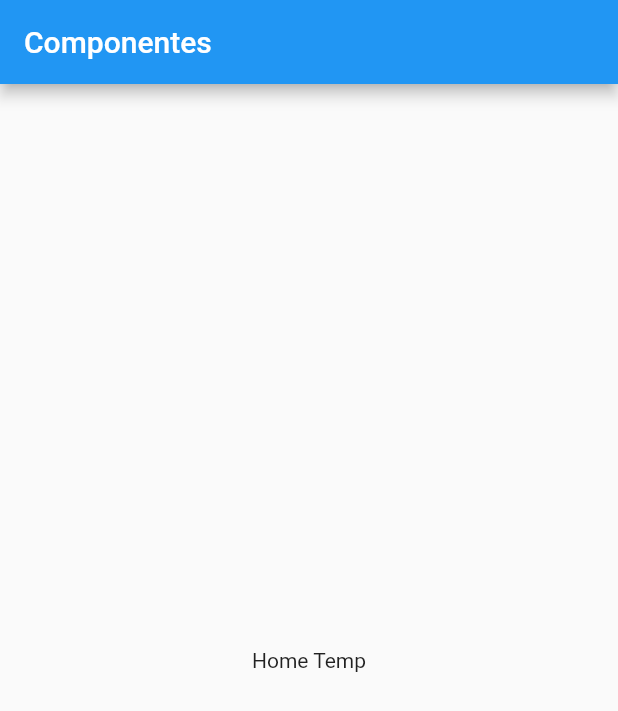
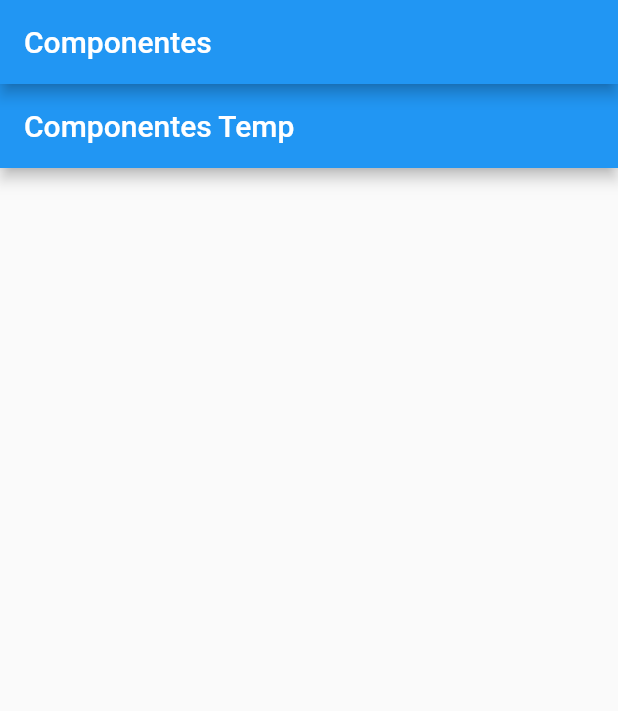
Before and after one commit to Francisca-campos/equipo1_componentes, a Flutter app: the screen it shows after launch, on a phone screen of 412 x 824 dp. Shown: the top 711 px of the screen. Run offline on Flutter 3.47's test engine with Material 2 defaults, Android fonts, the phone set to English and light mode, and no system bars.

```diff
--- a/lib/src/pages/home_temp.dart
+++ b/lib/src/pages/home_temp.dart
@@ -3,8 +3,11 @@ import 'package:flutter/material.dart';
 class HomePageTemp extends StatelessWidget {
   @override
   Widget build(BuildContext context) {
-    return Center(
-      child: Text('Home Temp'),
+    return Scaffold(
+      appBar: AppBar(
+        title: Text('Componentes Temp'),
+      ),
+      body: ListView(),
     );
   }
 }
```
